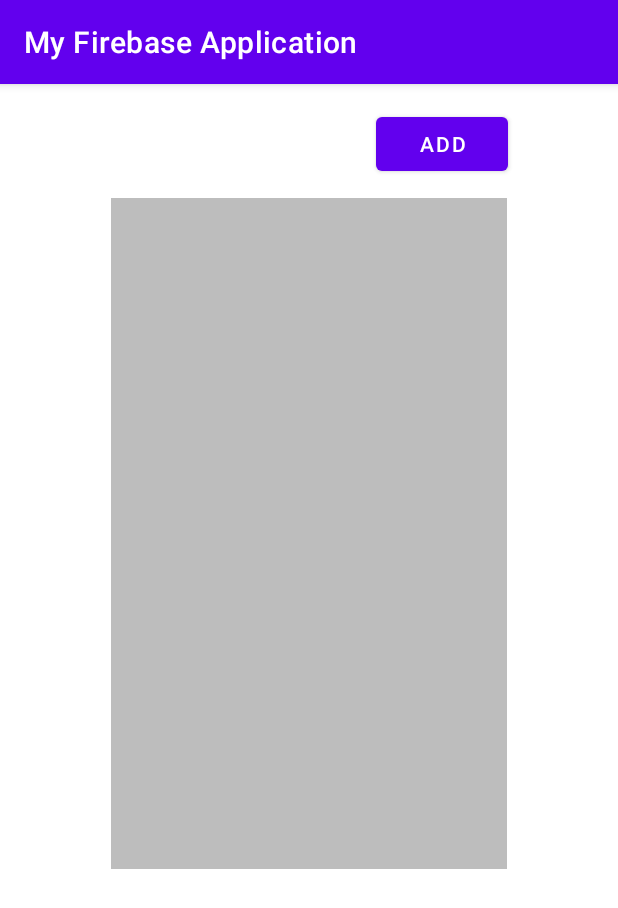
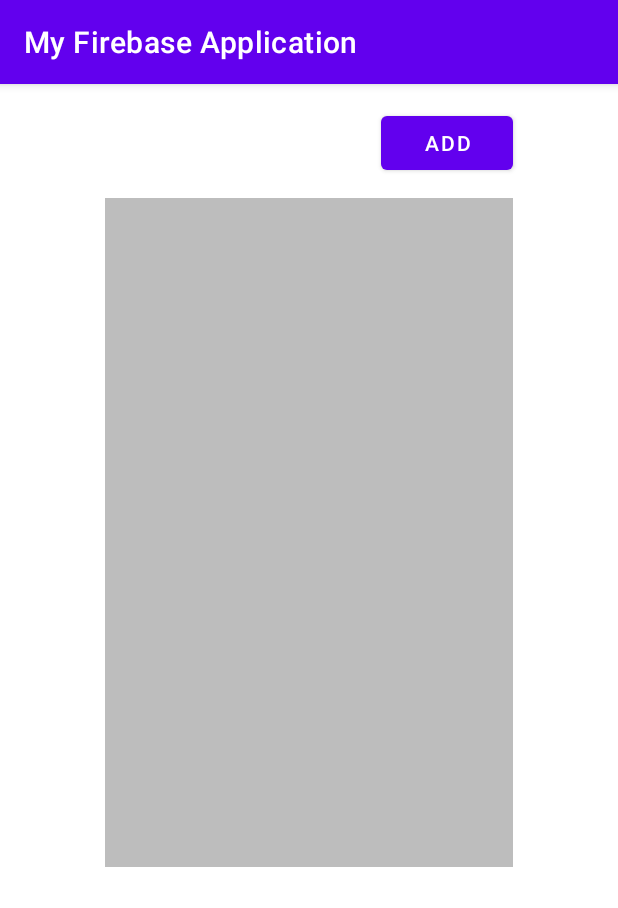
Before and after one commit to Thom719c/AndroidApplication-MobileDevelopment, an Android app: the screen it shows after launch (MainActivity), on a phone screen of 412 x 824 dp. Shown: the top 908 px of the screen. Run offline under Robolectric (Android 15) with nearby library versions, the phone set to English and light mode, and no system bars; our stand-ins replace Firebase (no records; nobody signed in at launch, a user with empty details on screens opened directly).

```diff
--- a/MyFirebaseApplication/app/src/main/java/com/example/myfirebaseapplication/MainActivity.java
+++ b/MyFirebaseApplication/app/src/main/java/com/example/myfirebaseapplication/MainActivity.java
@@ -9,11 +9,8 @@ import android.widget.ArrayAdapter;
 import android.widget.ListView;
 import android.widget.TextView;
 
-import com.example.myfirebaseapplication.adapter.MyAdapter;
 import com.example.myfirebaseapplication.model.Note;
-
-import java.util.ArrayList;
-import java.util.List;
+import com.example.myfirebaseapplication.service.FirebaseService;
 
 public class MainActivity extends AppCompatActivity {
 
--- a/MyFirebaseApplication/app/src/main/java/com/example/myfirebaseapplication/FirebaseService.java
+++ b/MyFirebaseApplication/app/src/main/java/com/example/myfirebaseapplication/service/FirebaseService.java
@@ -1,4 +1,4 @@
-package com.example.myfirebaseapplication;
+package com.example.myfirebaseapplication.service;
 
 import android.widget.ArrayAdapter;
 
--- a/MyFirebaseApplication/app/src/main/java/com/example/myfirebaseapplication/service/FirebaseStorageService.java
+++ b/MyFirebaseApplication/app/src/main/java/com/example/myfirebaseapplication/service/FirebaseStorageService.java
@@ -5,7 +5,6 @@ import android.net.Uri;
 import android.widget.ImageView;
 
 import com.bumptech.glide.Glide;
-import com.example.myfirebaseapplication.FirebaseService;
 import com.google.firebase.storage.FirebaseStorage;
 import com.google.firebase.storage.StorageReference;
 
@@ -22,7 +21,9 @@ public class FirebaseStorageService {
             System.out.println("Image URL: " + imageURL);
             // This could work but need some modification before it works but i used Glide instead.
             // imageView.setImageURI(Uri.parse(imageURL));
-            Glide.with(context).load(imageURL).into(imageView);
+            if (imageURL != null) {
+                Glide.with(context).load(imageURL).into(imageView);
+            }
         }, e -> {
             // Handle the failure
             System.out.println("Error retrieving image URL: " + e.getMessage());
--- a/MyFirebaseApplication/app/src/main/res/layout/activity_main.xml
+++ b/MyFirebaseApplication/app/src/main/res/layout/activity_main.xml
@@ -8,11 +8,11 @@
 
     <ListView
         android:id="@+id/listView"
-        android:layout_width="264dp"
-        android:layout_height="447dp"
-        android:layout_marginStart="74dp"
+        android:layout_width="0dp"
+        android:layout_height="446dp"
+        android:layout_marginStart="70dp"
         android:layout_marginTop="76dp"
-        android:layout_marginEnd="74dp"
+        android:layout_marginEnd="70dp"
         android:background="#BDBDBD"
         app:layout_constraintEnd_toEndOf="parent"
         app:layout_constraintHorizontal_bias="0.0"
@@ -23,8 +23,8 @@
         android:id="@+id/addButton"
         android:layout_width="wrap_content"
         android:layout_height="wrap_content"
-        android:layout_marginTop="16dp"
-        android:layout_marginEnd="73dp"
+        android:layout_marginTop="15dp"
+        android:layout_marginEnd="70dp"
         android:onClick="addPressed"
         android:text="Add"
         app:layout_constraintEnd_toEndOf="parent"
```
Also changed, not shown: MyFirebaseApplication/app/src/main/java/com/example/myfirebaseapplication/NoteActivity.java (+34 -1 lines).
